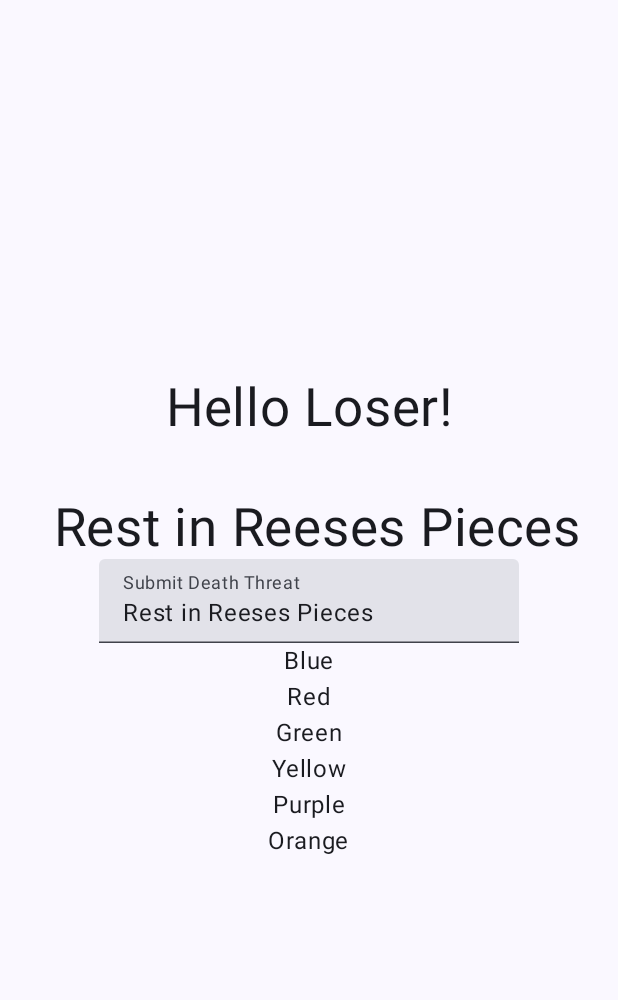
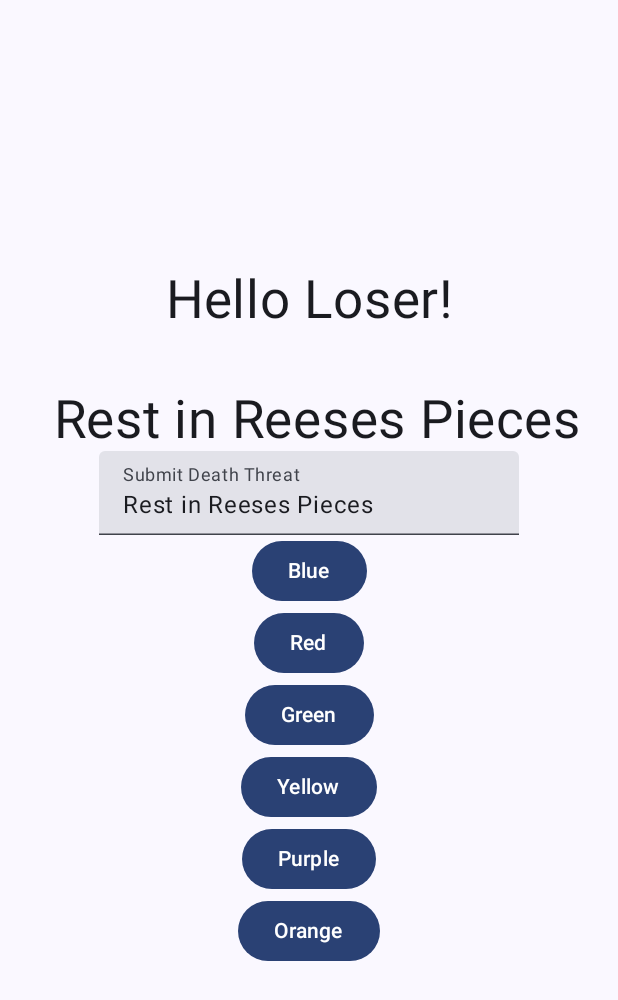
Before and after one commit to VicoVee/composeDemo, an Android app built with Jetpack Compose: the screen it shows after launch (MainActivity), on a phone screen of 412 x 824 dp. Shown: the top 1000 px of the screen. Run offline under Robolectric (Android 15) with nearby library versions, the phone set to English and light mode, and no system bars; 1 statement that could not run was skipped.

Commit message:
Before deleting greeting

```diff
--- a/app/src/main/java/com/example/composeapp/MainActivity.kt
+++ b/app/src/main/java/com/example/composeapp/MainActivity.kt
@@ -8,6 +8,7 @@ import androidx.compose.foundation.layout.Arrangement
 import androidx.compose.foundation.layout.Column
 import androidx.compose.foundation.layout.fillMaxSize
 import androidx.compose.foundation.layout.padding
+import androidx.compose.material3.Button
 import androidx.compose.material3.Scaffold
 import androidx.compose.material3.Text
 import androidx.compose.material3.TextField
@@ -67,8 +68,14 @@ fun Greeting(name: String, modifier: Modifier = Modifier) {
             //A preview for the user to understand what to type in the field
             label = { Text("Submit Death Threat") }
         )
-
-        for (color in colors) {Text(color)}
+g
+        for (color in colors) {
+            Button (
+                onClick = {}
+            ) {
+                Text(color)
+            }
+        }
     }
 }
 
```
